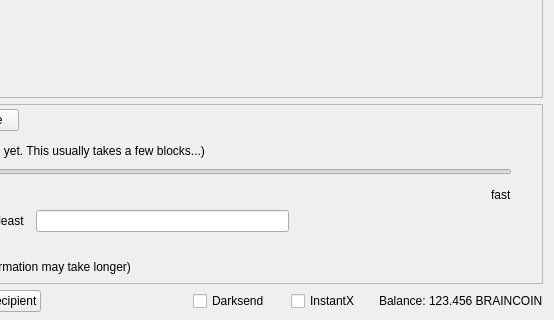
First picture: the form in src/qt/forms/sendcoinsdialog.ui, repository ticclassic/ic, before the edit; both pictures show x 296 to 850 and y 206 to 526 of the 850 by 526 pixel window.
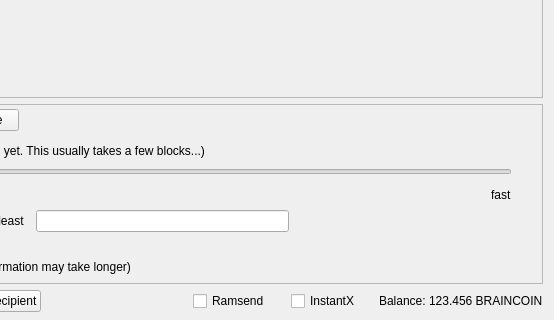
Second picture: the form after the edit. Icons and pictures are not drawn. Custom widgets are drawn as their Qt base class.

The edit to the form file:
```diff
--- a/src/qt/forms/sendcoinsdialog.ui
+++ b/src/qt/forms/sendcoinsdialog.ui
@@ -1336,7 +1336,7 @@
           </size>
          </property>
          <property name="text">
-          <string>Darksend</string>
+          <string>Ramsend</string>
          </property>
          <property name="checked">
           <bool>false</bool>
```
Left out of the diff: 2 changed lines with no effect on the pictures.
